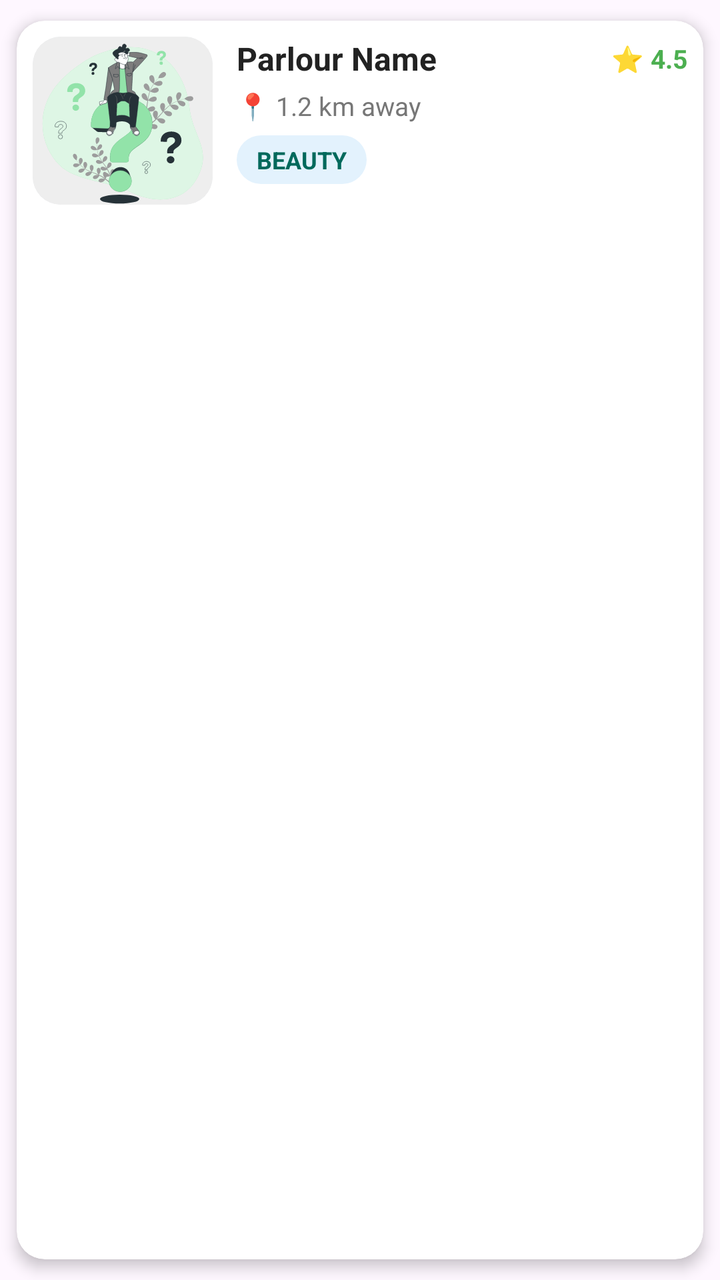
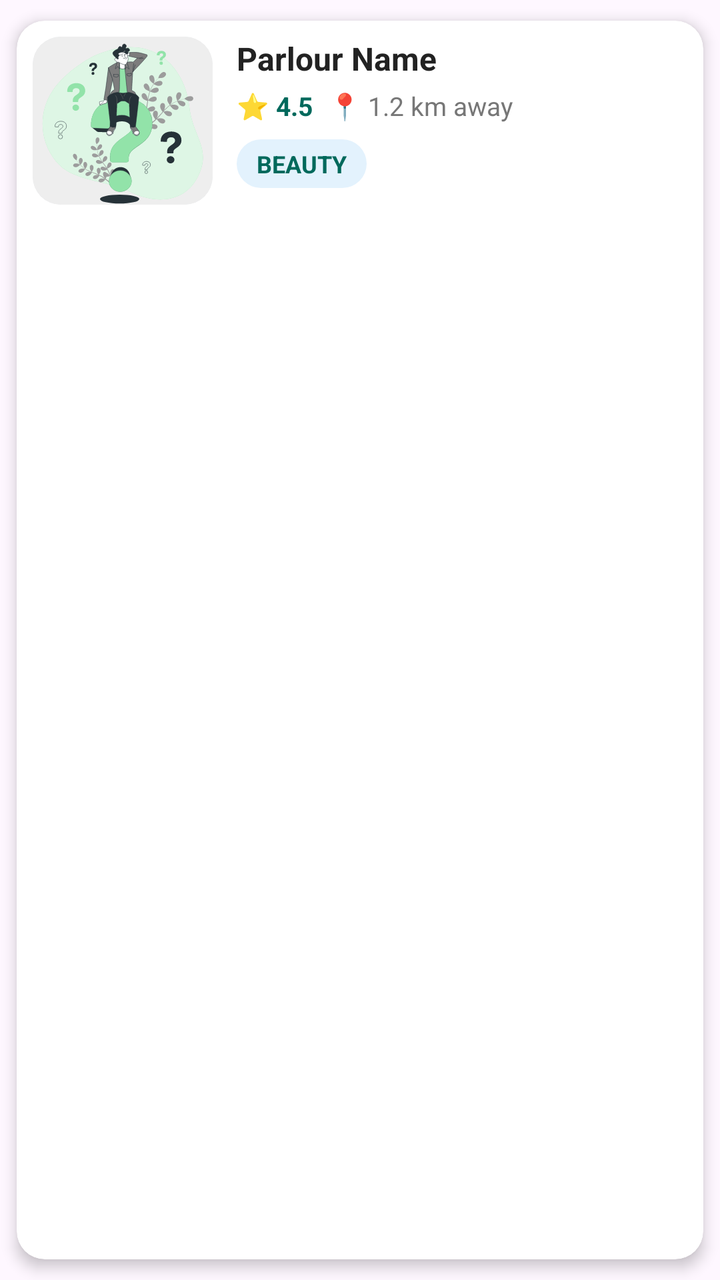

Before-and-after screenshots of an Android layout around one commit, followed by the original layout XML and the change that was made.
<!-- AndroidManifest.xml: application theme Theme.TheKaincheeUser -->
<!-- res/layout/item_parlour_vertical.xml -->
<androidx.cardview.widget.CardView android:layout_width="match_parent"
    android:layout_height="wrap_content"
    xmlns:app="http://schemas.android.com/apk/res-auto"
    app:cardCornerRadius="14dp"
    app:cardElevation="4dp"
    android:foreground="?attr/selectableItemBackground"
    app:cardUseCompatPadding="true"
    xmlns:android="http://schemas.android.com/apk/res/android">

    <LinearLayout
        android:layout_width="match_parent"
        android:layout_height="100dp"
        android:orientation="horizontal"
        android:padding="8dp">

        <com.google.android.material.card.MaterialCardView
            android:layout_width="90dp"
            android:layout_height="match_parent"
            app:cardCornerRadius="14dp"
            app:strokeWidth="0dp">
            <ImageView
                android:id="@+id/imgParlour"
                android:layout_width="match_parent"
                android:layout_height="match_parent"
                android:src="@drawable/ic_oops"
                android:scaleType="centerCrop"
                android:background="@drawable/bg_image_placeholder" />
        </com.google.android.material.card.MaterialCardView>



        <LinearLayout
            android:layout_width="0dp"
            android:layout_height="match_parent"
            android:layout_weight="1"
            android:orientation="vertical"
            android:paddingStart="12dp">


            <LinearLayout
                android:layout_width="match_parent"
                android:layout_height="wrap_content"
                android:gravity="center_vertical">

                <TextView
                    android:id="@+id/tvName"
                    android:layout_width="0dp"
                    android:layout_height="wrap_content"
                    android:layout_weight="1"
                    android:text="Parlour Name"
                    android:textColor="#222222"
                    android:textSize="16sp"
                    android:textStyle="bold"
                    android:maxLines="1"
                    android:ellipsize="end"/>

                <TextView
                    android:id="@+id/tvRating"
                    android:layout_width="wrap_content"
                    android:layout_height="wrap_content"
                    android:text="⭐ 4.5"
                    android:textColor="#4CAF50"
                    android:textSize="13sp"
                    android:textStyle="bold"/>
            </LinearLayout>

            
            <TextView
                android:id="@+id/tvDistance"
                android:layout_width="wrap_content"
                android:layout_height="wrap_content"
                android:text="📍 1.2 km away"
                android:textColor="#777777"
                android:textSize="13sp"
                android:layout_marginTop="4dp"/>

            
            <TextView
                android:id="@+id/tvType"
                android:layout_width="wrap_content"
                android:layout_height="wrap_content"
                android:text="BEAUTY"
                android:textSize="12sp"
                android:textStyle="bold"
                android:textColor="@color/primaryColor"
                android:background="@drawable/bg_tag"
                android:paddingHorizontal="10dp"
                android:paddingVertical="4dp"
                android:layout_marginTop="6dp"/>

        </LinearLayout>

    </LinearLayout>

</androidx.cardview.widget.CardView>
<!-- resources referenced by this layout -->
<resources>
  <color name="primaryColor">#00695C</color>
  <!-- drawable bg_image_placeholder (drawable) -->
  <?xml version="1.0" encoding="utf-8"?>
  <shape xmlns:android="http://schemas.android.com/apk/res/android">
      <solid android:color="#EEEEEE"/>
      <corners android:radius="10dp"/>
  </shape>
  <!-- drawable bg_tag (drawable) -->
  <?xml version="1.0" encoding="utf-8"?>
  <shape xmlns:android="http://schemas.android.com/apk/res/android">
      <solid android:color="#E3F2FD"/>
      <corners android:radius="20dp"/>
  </shape>
  <!-- drawable ic_oops: vector/xml drawable (drawable, 29233 chars, omitted) -->
  <style name="Theme.TheKaincheeUser" parent="Base.Theme.TheKaincheeUser" />
  <style name="Base.Theme.TheKaincheeUser" parent="Theme.Material3.DayNight.NoActionBar">
          
          
          <item name="colorPrimary">@color/primaryColor</item>
      </style>
</resources>

<!-- the commit's change to res/layout/item_parlour_vertical.xml (unified diff, before → after) -->
@@ -35,46 +35,44 @@
             android:layout_weight="1"
             android:orientation="vertical"
             android:paddingStart="12dp">
-
+            <TextView
+                android:id="@+id/tvName"
+                android:layout_width="match_parent"
+                android:layout_height="wrap_content"
+                android:text="Parlour Name"
+                android:textColor="#222222"
+                android:textSize="16sp"
+                android:textStyle="bold"
+                android:maxLines="1"
+                android:ellipsize="end"/>
 
             <LinearLayout
                 android:layout_width="match_parent"
                 android:layout_height="wrap_content"
-                android:gravity="center_vertical">
-
-                <TextView
-                    android:id="@+id/tvName"
-                    android:layout_width="0dp"
-                    android:layout_height="wrap_content"
-                    android:layout_weight="1"
-                    android:text="Parlour Name"
-                    android:textColor="#222222"
-                    android:textSize="16sp"
-                    android:textStyle="bold"
-                    android:maxLines="1"
-                    android:ellipsize="end"/>
+                android:gravity="center_vertical"
+                android:layout_marginTop="4dp">
 
                 <TextView
                     android:id="@+id/tvRating"
                     android:layout_width="wrap_content"
                     android:layout_height="wrap_content"
                     android:text="⭐ 4.5"
-                    android:textColor="#4CAF50"
+                    android:textColor="@color/primaryColor"
                     android:textSize="13sp"
                     android:textStyle="bold"/>
+
+                <TextView
+                    android:id="@+id/tvDistance"
+                    android:layout_width="wrap_content"
+                    android:layout_height="wrap_content"
+                    android:layout_marginStart="8dp"
+                    android:text="📍 1.2 km away"
+                    android:textColor="#777777"
+                    android:textSize="13sp" />
+
             </LinearLayout>
 
-            
-            <TextView
-                android:id="@+id/tvDistance"
-                android:layout_width="wrap_content"
-                android:layout_height="wrap_content"
-                android:text="📍 1.2 km away"
-                android:textColor="#777777"
-                android:textSize="13sp"
-                android:layout_marginTop="4dp"/>
 
-            
             <TextView
                 android:id="@+id/tvType"
                 android:layout_width="wrap_content"
@@ -86,7 +84,12 @@
                 android:background="@drawable/bg_tag"
                 android:paddingHorizontal="10dp"
                 android:paddingVertical="4dp"
-                android:layout_marginTop="6dp"/>
+                android:layout_marginTop="8dp"/>
+
+
+
+
+
 
         </LinearLayout>
 
